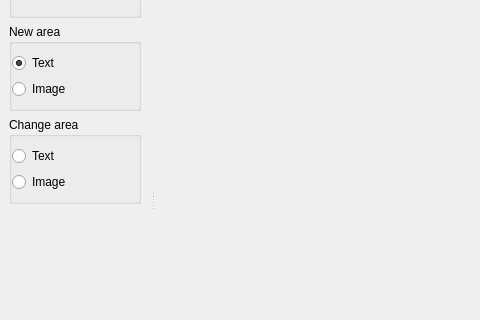
This is ui_lector.ui in zdenop/lector as Qt 5 draws it before an edit; both pictures show x 0 to 480 and y 99 to 419 of the 820 by 572 pixel window. The edited form follows.
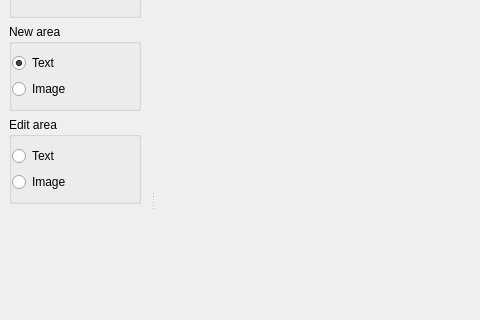
This is the edited form. Icons and pictures are not drawn.

Commit message: Changing a string.Updating translations.Updating italian translation

The edit to the form file:
```diff
--- a/ui_lector.ui
+++ b/ui_lector.ui
@@ -178,7 +178,7 @@
         <string>Change selected area type</string>
        </property>
        <property name="title" >
-        <string>Change area</string>
+        <string>Edit area</string>
        </property>
        <property name="flat" >
         <bool>true</bool>
```
The commit also changes 2 other files.
